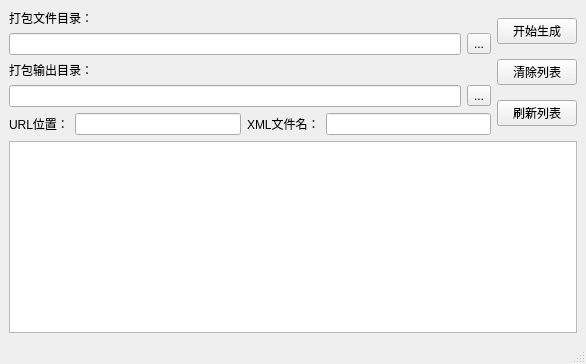
The window that upkg/src/upkg.ui (microcai/upkg) describes before a commit, drawn with Qt 5.
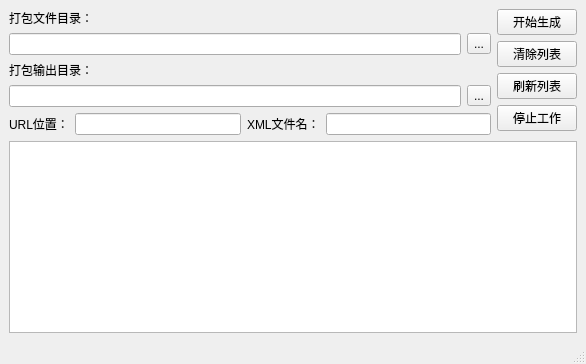
The same window after the commit.

What changed in the file:
```diff
--- a/upkg/src/upkg.ui
+++ b/upkg/src/upkg.ui
@@ -110,6 +110,13 @@
           </property>
          </widget>
         </item>
+        <item>
+         <widget class="QPushButton" name="stopButton">
+          <property name="text">
+           <string>停止工作</string>
+          </property>
+         </widget>
+        </item>
        </layout>
       </item>
      </layout>
```
